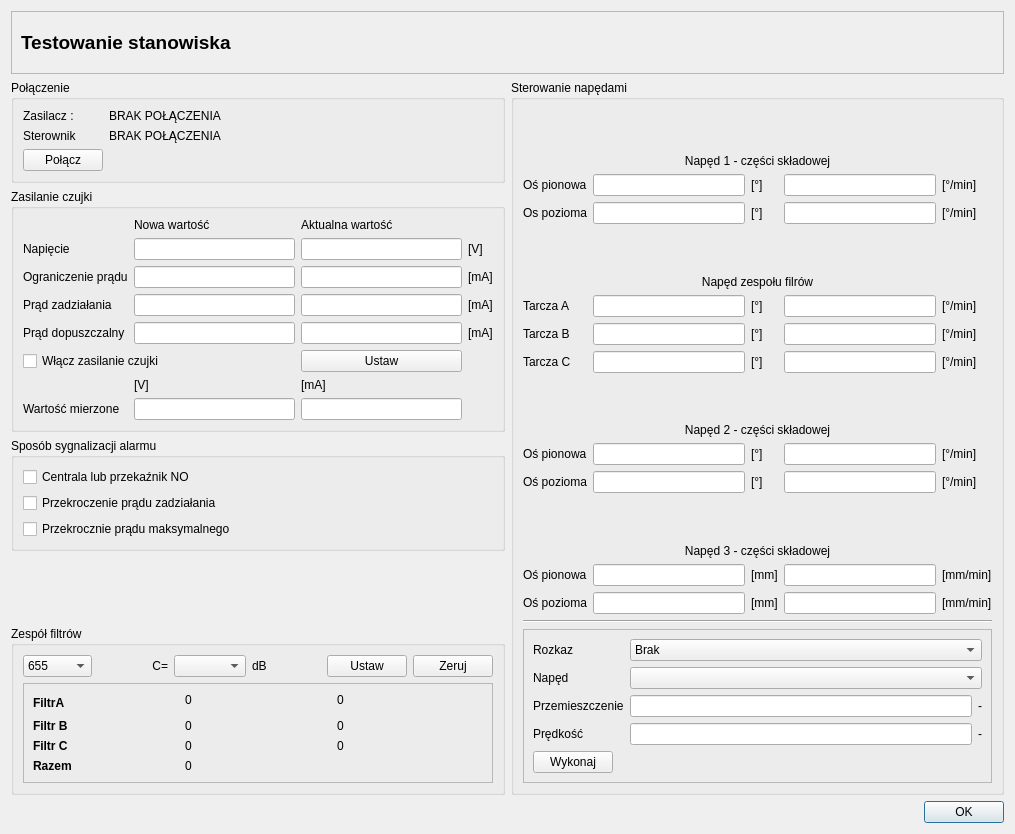
Old version of the form CzujkiLinioweApp/teststanowiskadlg.ui in the repository wiacekmarcin/CzujkiLiniowe.
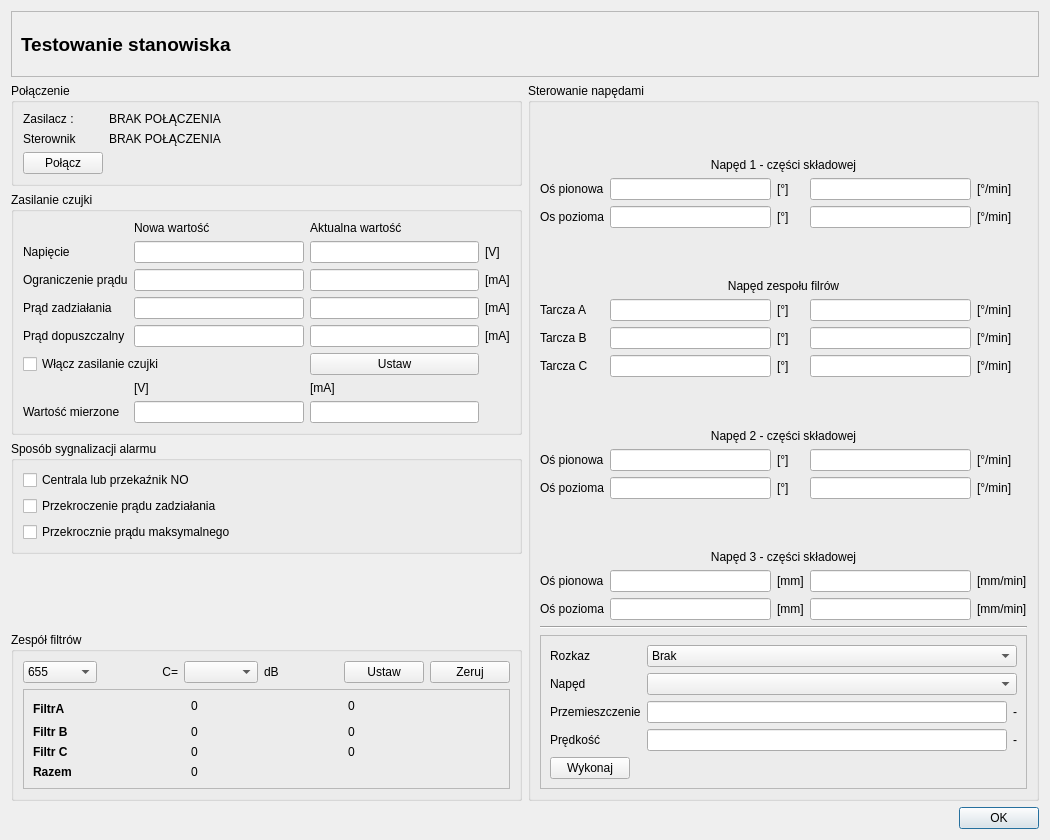
New version of the form. Icons and pictures are not drawn.

What changed in the file:
```diff
--- a/CzujkiLinioweApp/teststanowiskadlg.ui
+++ b/CzujkiLinioweApp/teststanowiskadlg.ui
@@ -6,10 +6,22 @@
    <rect>
     <x>0</x>
     <y>0</y>
-    <width>1015</width>
-    <height>834</height>
+    <width>1050</width>
+    <height>840</height>
    </rect>
   </property>
+  <property name="minimumSize">
+   <size>
+    <width>1050</width>
+    <height>840</height>
+   </size>
+  </property>
+  <property name="maximumSize">
+   <size>
+    <width>1920</width>
+    <height>1080</height>
+   </size>
+  </property>
   <property name="windowTitle">
    <string>Badanie czujek liniowych - Testowanie stanowiska</string>
   </property>
@@ -780,6 +792,7 @@
         <property name="font">
          <font>
           <pointsize>14</pointsize>
+          <weight>75</weight>
           <bold>true</bold>
          </font>
         </property>
@@ -869,6 +882,7 @@
           <widget class="QLabel" name="label_2">
            <property name="font">
             <font>
+             <weight>75</weight>
              <bold>true</bold>
             </font>
            </property>
@@ -895,6 +909,7 @@
           <widget class="QLabel" name="label">
            <property name="font">
             <font>
+             <weight>75</weight>
              <bold>true</bold>
             </font>
            </property>
@@ -907,6 +922,7 @@
           <widget class="QLabel" name="label_46">
            <property name="font">
             <font>
+             <weight>75</weight>
              <bold>true</bold>
             </font>
            </property>
@@ -919,6 +935,7 @@
           <widget class="QLabel" name="label_49">
            <property name="font">
             <font>
+             <weight>75</weight>
              <bold>true</bold>
             </font>
            </property>
```
